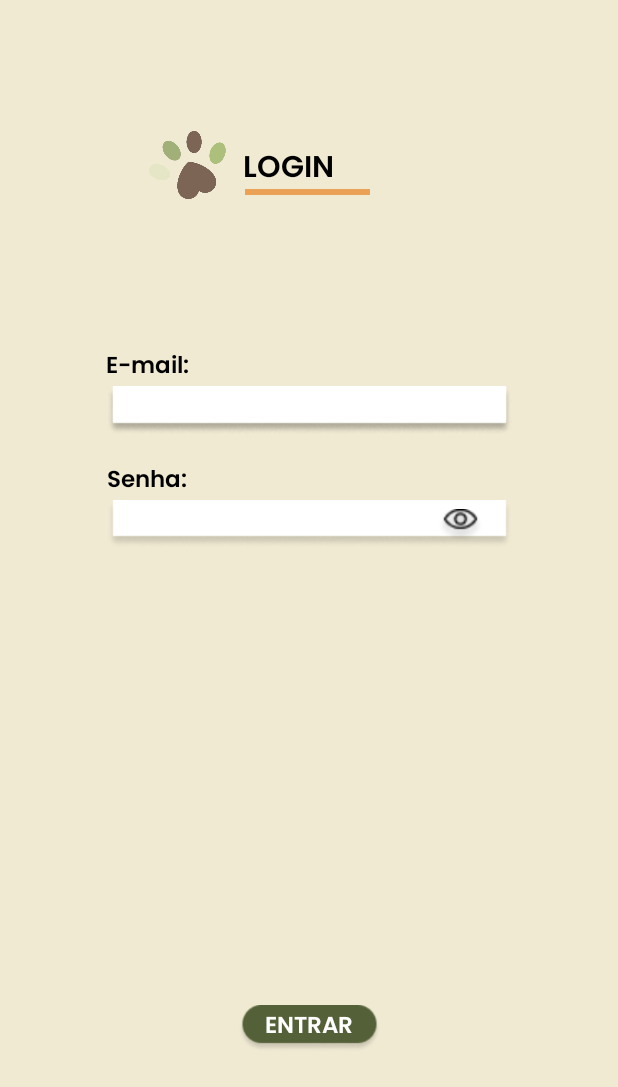
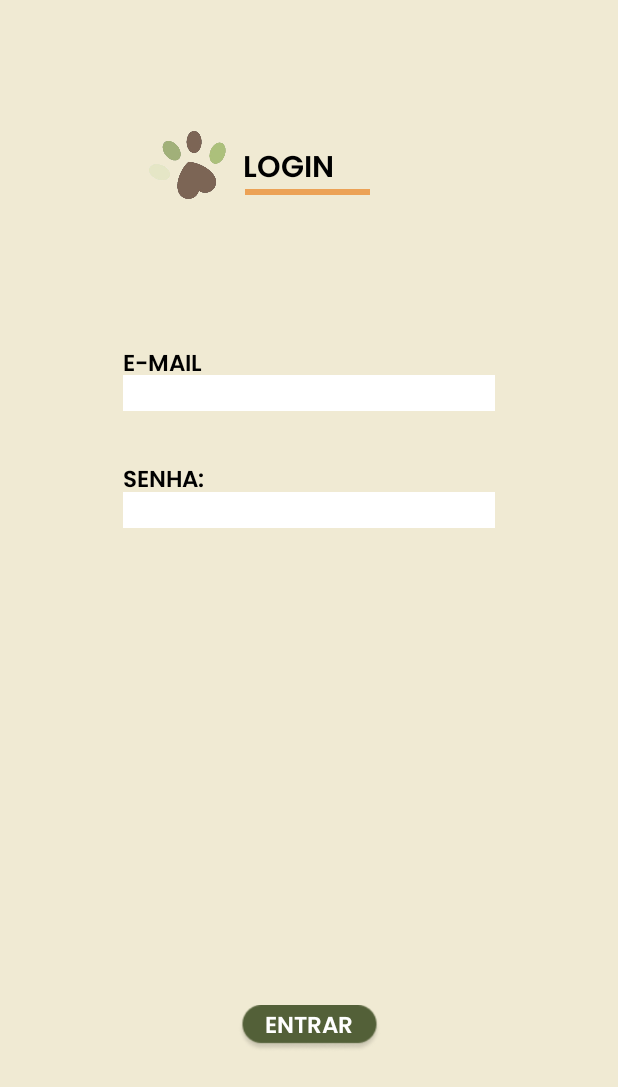
Before and after one commit to fabrirx/ePet, an Android app: the telaLogin screen opened directly, with no data from a screen before it, on a phone screen of 412 x 824 dp. Shown: the top 1087 px of the screen. Run offline under Robolectric (Android 15) with nearby library versions, the phone set to English and light mode, and no system bars.

Commit message:
Alteração nas entradas de texto da tela Login.

```diff
--- a/app/src/main/res/layout/activity_tela_login.xml
+++ b/app/src/main/res/layout/activity_tela_login.xml
@@ -6,17 +6,6 @@
     android:layout_height="match_parent"
     android:background="#F0EAD3"
     tools:context=".telaLogin">
-
-    <ImageView
-        android:id="@+id/imageView11"
-        android:layout_width="wrap_content"
-        android:layout_height="wrap_content"
-        android:layout_marginTop="257dp"
-        app:layout_constraintEnd_toEndOf="parent"
-        app:layout_constraintHorizontal_bias="0.503"
-        app:layout_constraintStart_toStartOf="parent"
-        app:layout_constraintTop_toTopOf="parent"
-        app:srcCompat="@drawable/retangbranco" />
 
     <ImageView
         android:id="@+id/imgPata"
@@ -55,59 +44,29 @@
         android:id="@+id/textView2"
         android:layout_width="55dp"
         android:layout_height="23dp"
-        android:layout_marginTop="231dp"
+        android:layout_marginTop="230dp"
         android:fontFamily="@font/poppins_semibold"
-        android:text="E-mail:"
+        android:text="E-MAIL:"
         android:textColor="@color/black"
         android:textSize="15sp"
         app:layout_constraintEnd_toEndOf="parent"
-        app:layout_constraintHorizontal_bias="0.199"
+        app:layout_constraintHorizontal_bias="0.23"
         app:layout_constraintStart_toStartOf="parent"
         app:layout_constraintTop_toTopOf="parent" />
 
-    <ImageView
-        android:id="@+id/imageView8"
-        android:layout_width="wrap_content"
-        android:layout_height="wrap_content"
-        android:layout_marginTop="3dp"
-        app:layout_constraintEnd_toEndOf="parent"
-        app:layout_constraintStart_toStartOf="parent"
-        app:layout_constraintTop_toBottomOf="@+id/textView2"
-        app:srcCompat="@drawable/retangbranco" />
-
     <TextView
         android:id="@+id/textView3"
-        android:layout_width="53dp"
+        android:layout_width="55dp"
         android:layout_height="23dp"
         android:layout_marginTop="307dp"
         android:fontFamily="@font/poppins_semibold"
-        android:text="Senha:"
+        android:text="SENHA:"
         android:textColor="@color/black"
         android:textSize="15dp"
         app:layout_constraintEnd_toEndOf="parent"
-        app:layout_constraintHorizontal_bias="0.198"
+        app:layout_constraintHorizontal_bias="0.229"
         app:layout_constraintStart_toStartOf="parent"
         app:layout_constraintTop_toTopOf="parent" />
-
-    <ImageView
-        android:id="@+id/imageView9"
-        android:layout_width="wrap_content"
-        android:layout_height="wrap_content"
-        android:layout_marginTop="333dp"
-        app:layout_constraintEnd_toEndOf="parent"
-        app:layout_constraintStart_toStartOf="parent"
-        app:layout_constraintTop_toTopOf="parent"
-        app:srcCompat="@drawable/retangbranco" />
-
-    <ImageView
-        android:id="@+id/imageView10"
-        android:layout_width="34dp"
-        android:layout_height="22dp"
-        android:layout_marginStart="290dp"
-        android:layout_marginTop="339dp"
-        app:layout_constraintStart_toStartOf="parent"
-        app:layout_constraintTop_toTopOf="parent"
-        app:srcCompat="@drawable/olho" />
 
     <ImageView
         android:id="@+id/imageView12"
@@ -142,4 +101,28 @@
         app:layout_constraintStart_toStartOf="parent"
         app:layout_constraintTop_toTopOf="parent" />
 
+    <EditText
+        android:id="@+id/editTextText"
+        android:layout_width="248dp"
+        android:layout_height="24dp"
+        android:layout_marginTop="250dp"
+        android:background="@color/white"
+        android:ems="10"
+        android:inputType="text"
+        app:layout_constraintEnd_toEndOf="parent"
+        app:layout_constraintStart_toStartOf="parent"
+        app:layout_constraintTop_toTopOf="parent" />
+
+    <EditText
+        android:id="@+id/editTextTextPassword"
+        android:layout_width="248dp"
+        android:layout_height="24dp"
+        android:layout_marginTop="328dp"
+        android:background="@color/white"
+        android:ems="10"
+        android:inputType="textPassword"
+        app:layout_constraintEnd_toEndOf="parent"
+        app:layout_constraintStart_toStartOf="parent"
+        app:layout_constraintTop_toTopOf="parent" />
+
 </androidx.constraintlayout.widget.ConstraintLayout>
```
